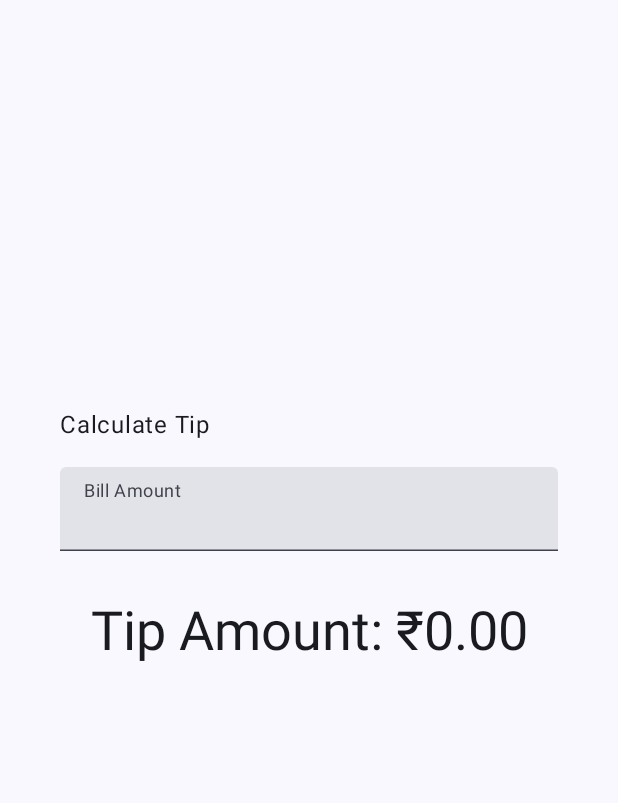
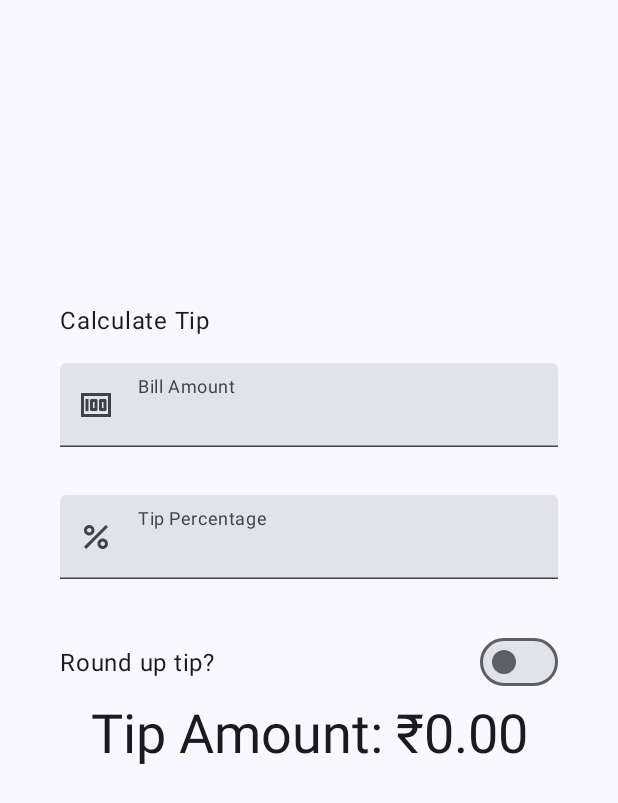
Before and after one commit to shreyaskbkukke/Tip_Calculator, an Android app built with Jetpack Compose: the screen it shows after launch (MainActivity), on a phone screen of 412 x 824 dp. Shown: the top 803 px of the screen. Run offline under Robolectric (Android 15) with nearby library versions, the phone set to English and light mode, and no system bars.

Commit message:
custom tip

```diff
--- a/app/src/main/java/com/example/tipcalculator/MainActivity.kt
+++ b/app/src/main/java/com/example/tipcalculator/MainActivity.kt
@@ -4,20 +4,27 @@ import android.os.Bundle
 import androidx.activity.ComponentActivity
 import androidx.activity.compose.setContent
 import androidx.activity.enableEdgeToEdge
+import androidx.annotation.DrawableRes
+import androidx.annotation.StringRes
 import androidx.compose.foundation.layout.Arrangement
 import androidx.compose.foundation.layout.Column
+import androidx.compose.foundation.layout.Row
 import androidx.compose.foundation.layout.Spacer
 import androidx.compose.foundation.layout.fillMaxSize
 import androidx.compose.foundation.layout.fillMaxWidth
 import androidx.compose.foundation.layout.height
 import androidx.compose.foundation.layout.padding
 import androidx.compose.foundation.layout.safeDrawingPadding
+import androidx.compose.foundation.layout.size
 import androidx.compose.foundation.layout.statusBarsPadding
+import androidx.compose.foundation.layout.wrapContentWidth
 import androidx.compose.foundation.rememberScrollState
 import androidx.compose.foundation.text.KeyboardOptions
 import androidx.compose.foundation.verticalScroll
+import androidx.compose.material3.Icon
 import androidx.compose.material3.MaterialTheme
 import androidx.compose.material3.Surface
+import androidx.compose.material3.Switch
 import androidx.compose.material3.Text
 import androidx.compose.material3.TextField
 import androidx.compose.runtime.Composable
@@ -27,7 +34,9 @@ import androidx.compose.runtime.remember
 import androidx.compose.runtime.setValue
 import androidx.compose.ui.Alignment
 import androidx.compose.ui.Modifier
+import androidx.compose.ui.res.painterResource
 import androidx.compose.ui.res.stringResource
+import androidx.compose.ui.text.input.ImeAction
 import androidx.compose.ui.text.input.KeyboardType
 import androidx.compose.ui.tooling.preview.Preview
 import androidx.compose.ui.unit.dp
@@ -42,7 +51,10 @@ class MainActivity : ComponentActivity() {
         enableEdgeToEdge()
         setContent {
             TipCalculatorTheme {
-                Surface(modifier = Modifier.fillMaxSize(), color = MaterialTheme.colorScheme.background) {
+                Surface(
+                    color = MaterialTheme.colorScheme.background,
+                    modifier = Modifier.fillMaxSize()
+                ) {
                     TipCalculatorApp()
                 }
             }
@@ -53,7 +65,13 @@ class MainActivity : ComponentActivity() {
 fun TipCalculatorApp() {
     var amountInput by remember { mutableStateOf(" ") }
     val amount = amountInput.toDoubleOrNull() ?: 0.0
-    val tip = calculateTip(amount)
+
+    var tipInput by remember { mutableStateOf(" ") }
+    val tipPercent = tipInput.toDoubleOrNull() ?: 0.0
+
+    var roundUp by remember { mutableStateOf(false) }
+
+    val tip = calculateTip(amount, tipPercent, roundUp)
     Column(
         modifier = Modifier
             .statusBarsPadding()
@@ -70,11 +88,35 @@ fun TipCalculatorApp() {
                 .align(alignment = Alignment.Start)
         )
         EditNumberField(
+            label = R.string.bill_amount,
+            leadingIcon = R.drawable.money ,
             value = amountInput,
+            keyboardOptions = KeyboardOptions.Default.copy(
+                keyboardType = KeyboardType.Number,
+                imeAction = ImeAction.Next
+            ),
             onValueChange = { amountInput = it },
             modifier = Modifier
                 .padding(bottom = 32.dp)
                 .fillMaxWidth()
+        )
+        EditNumberField(
+            label = R.string.how_was_the_service,
+            leadingIcon = R.drawable.percent,
+            value = tipInput,
+            keyboardOptions = KeyboardOptions.Default.copy(
+                keyboardType = KeyboardType.Number,
+                imeAction = ImeAction.Done
+            ),
+            onValueChange = { tipInput = it },
+            modifier = Modifier
+                .padding(bottom = 32.dp)
+                .fillMaxWidth()
+        )
+        RoundTheTipRow(
+            roundUp = roundUp,
+            onRoundUpChanged = { roundUp = it },
+            modifier = Modifier.padding(bottom = 2.dp)
         )
         Text(
             text = stringResource(R.string.tip_amount, tip),
@@ -87,21 +129,57 @@ fun TipCalculatorApp() {
 @Composable
 fun EditNumberField(
     value: String,
+    @StringRes label: Int,
+    @DrawableRes leadingIcon: Int,
+    keyboardOptions: KeyboardOptions,
     onValueChange: (String) -> Unit,
     modifier: Modifier = Modifier
 ) {
     TextField(
         value = value ,
-        label = { Text(stringResource(id = R.string.bill_amount)) },
+        leadingIcon = { Icon(painter = painterResource(id = leadingIcon), contentDescription = null) },
+        label = { Text(stringResource(label)) },
         singleLine = true,
-        keyboardOptions = KeyboardOptions( keyboardType = KeyboardType.Number ),
+        keyboardOptions = keyboardOptions,
         onValueChange = onValueChange,
         modifier = modifier.fillMaxWidth()
     )
 }
 
-private fun calculateTip(amount: Double, tipPercent: Double = 15.0): String {
-    val tip = tipPercent / 100 * amount
+@Composable
+fun RoundTheTipRow(
+    roundUp: Boolean,
+    onRoundUpChanged: (Boolean) -> Unit,
+    modifier: Modifier = Modifier
+) {
+    Row (
+        modifier = modifier
+            .fillMaxWidth()
+            .size(48.dp),
+        verticalAlignment = Alignment.CenterVertically
+    ){
+        Text(
+            text = stringResource(id = R.string.round_up_tip),
+        )
+        Switch(
+            checked = roundUp,
+            onCheckedChange = onRoundUpChanged,
+            modifier = modifier
+                .fillMaxWidth()
+                .wrapContentWidth(Alignment.End)
+        )
+    }
+}
+
+private fun calculateTip(
+    amount: Double,
+    tipPercent: Double = 15.0,
+    roundUp: Boolean
+): String {
+    var tip = tipPercent / 100 * amount
+    if(roundUp) {
+        tip = kotlin.math.ceil(tip)
+    }
     return NumberFormat.getCurrencyInstance(Locale("en", "IN")).format(tip)
 }
 
--- /dev/null
+++ b/app/src/main/res/drawable/money.xml
@@ -0,0 +1,7 @@
+<vector xmlns:android="http://schemas.android.com/apk/res/android" android:height="24dp" android:tint="#000000" android:viewportHeight="24" android:viewportWidth="24" android:width="24dp">
+
+    <path android:fillColor="@android:color/white" android:pathData="M5,8h2v8L5,16zM12,8L9,8c-0.55,0 -1,0.45 -1,1v6c0,0.55 0.45,1 1,1h3c0.55,0 1,-0.45 1,-1L13,9c0,-0.55 -0.45,-1 -1,-1zM11,14h-1v-4h1v4zM18,8h-3c-0.55,0 -1,0.45 -1,1v6c0,0.55 0.45,1 1,1h3c0.55,0 1,-0.45 1,-1L19,9c0,-0.55 -0.45,-1 -1,-1zM17,14h-1v-4h1v4z"/>
+
+    <path android:fillColor="@android:color/white" android:pathData="M2,4v16h20L22,4L2,4zM4,18L4,6h16v12L4,18z"/>
+
+</vector>
--- /dev/null
+++ b/app/src/main/res/drawable/percent.xml
@@ -0,0 +1,9 @@
+<vector xmlns:android="http://schemas.android.com/apk/res/android" android:height="24dp" android:tint="#000000" android:viewportHeight="24" android:viewportWidth="24" android:width="24dp">
+
+    <path android:fillColor="@android:color/white" android:pathData="M7.5,11C9.43,11 11,9.43 11,7.5S9.43,4 7.5,4S4,5.57 4,7.5S5.57,11 7.5,11zM7.5,6C8.33,6 9,6.67 9,7.5S8.33,9 7.5,9S6,8.33 6,7.5S6.67,6 7.5,6z"/>
+
+    <path android:fillColor="@android:color/white" android:pathData="M4.0025,18.5831l14.5875,-14.5875l1.4142,1.4142l-14.5875,14.5875z"/>
+
+    <path android:fillColor="@android:color/white" android:pathData="M16.5,13c-1.93,0 -3.5,1.57 -3.5,3.5s1.57,3.5 3.5,3.5s3.5,-1.57 3.5,-3.5S18.43,13 16.5,13zM16.5,18c-0.83,0 -1.5,-0.67 -1.5,-1.5s0.67,-1.5 1.5,-1.5s1.5,0.67 1.5,1.5S17.33,18 16.5,18z"/>
+
+</vector>
--- a/app/src/main/res/values/strings.xml
+++ b/app/src/main/res/values/strings.xml
@@ -1,6 +1,8 @@
 <resources>
-    <string name="app_name">Tip Time</string>
+    <string name="app_name">Tip Calculator</string>
     <string name="calculate_tip">Calculate Tip</string>
     <string name="bill_amount">Bill Amount</string>
     <string name="tip_amount">Tip Amount: %s</string>
+    <string name="how_was_the_service">Tip Percentage</string>
+    <string name="round_up_tip">Round up tip?</string>
 </resources>
```
